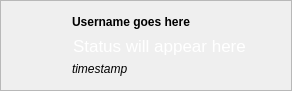
Old version of the form qtwitter-app/ui/statuswidget.ui in the repository ayoy/qtwitter.
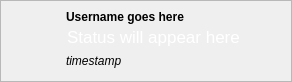
New version of the form. Icons and pictures are not drawn. Custom widgets are drawn as their Qt base class.

```diff
--- a/qtwitter-app/ui/statuswidget.ui
+++ b/qtwitter-app/ui/statuswidget.ui
@@ -7,7 +7,7 @@
     <x>0</x>
     <y>0</y>
     <width>292</width>
-    <height>91</height>
+    <height>82</height>
    </rect>
   </property>
   <property name="sizePolicy">
@@ -28,7 +28,7 @@
      <x>0</x>
      <y>0</y>
      <width>292</width>
-     <height>91</height>
+     <height>82</height>
     </rect>
    </property>
    <property name="sizePolicy">
@@ -71,8 +71,8 @@
    <widget class="QLabel" name="userName">
     <property name="geometry">
      <rect>
-      <x>72</x>
-      <y>13</y>
+      <x>66</x>
+      <y>8</y>
       <width>200</width>
       <height>17</height>
      </rect>
@@ -90,8 +90,8 @@
    <widget class="StatusTextBrowser" name="userStatus">
     <property name="geometry">
      <rect>
-      <x>69</x>
-      <y>32</y>
+      <x>63</x>
+      <y>23</y>
       <width>200</width>
       <height>25</height>
      </rect>
@@ -295,7 +295,7 @@
     <property name="geometry">
      <rect>
       <x>26</x>
-      <y>65</y>
+      <y>60</y>
       <width>16</width>
       <height>16</height>
      </rect>
@@ -339,8 +339,8 @@
    <widget class="QLabel" name="timeStamp">
     <property name="geometry">
      <rect>
-      <x>72</x>
-      <y>60</y>
+      <x>66</x>
+      <y>52</y>
       <width>200</width>
       <height>18</height>
      </rect>
@@ -361,7 +361,7 @@
     <property name="geometry">
      <rect>
       <x>42</x>
-      <y>65</y>
+      <y>60</y>
       <width>16</width>
       <height>16</height>
      </rect>
@@ -391,7 +391,7 @@
     <property name="geometry">
      <rect>
       <x>10</x>
-      <y>65</y>
+      <y>60</y>
       <width>16</width>
       <height>16</height>
      </rect>
```
